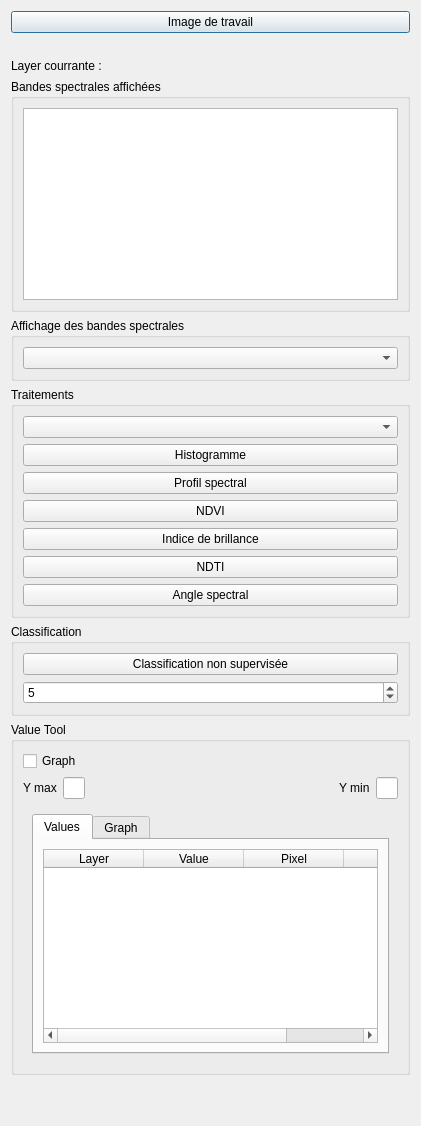
The window that ui_qgiseducation.ui (CS-SI/TerreImage) describes before a commit, drawn with Qt 5.
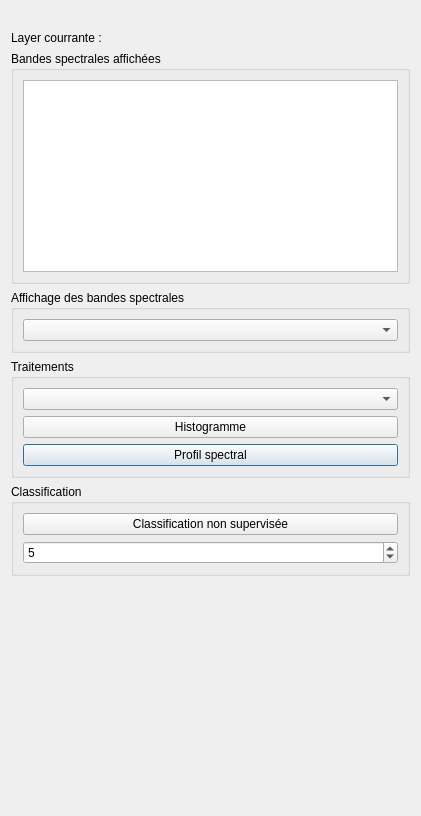
The same window after the commit. The open tabs and pages were chosen to show the change.

Commit message: mise à jour de linterface, enleve le value tool pour utiliser le module a part, plus simple, moins de bugs

The edit to the form file:
```diff
--- a/ui_qgiseducation.ui
+++ b/ui_qgiseducation.ui
@@ -7,20 +7,13 @@
     <x>0</x>
     <y>0</y>
     <width>421</width>
-    <height>1126</height>
+    <height>816</height>
    </rect>
   </property>
   <property name="windowTitle">
    <string>QGISEducation</string>
   </property>
   <layout class="QVBoxLayout" name="verticalLayout_5">
-   <item>
-    <widget class="QPushButton" name="pushButton_working_layer">
-     <property name="text">
-      <string>Image de travail</string>
-     </property>
-    </widget>
-   </item>
    <item>
     <widget class="QLabel" name="label_working_layer">
      <property name="text">
@@ -84,13 +77,6 @@
       <string>Traitements</string>
      </property>
      <layout class="QGridLayout" name="gridLayout_2">
-      <item row="5" column="0">
-       <widget class="QPushButton" name="pushButton_ndti">
-        <property name="text">
-         <string>NDTI</string>
-        </property>
-       </widget>
-      </item>
       <item row="2" column="0">
        <widget class="QPushButton" name="pushButton_profil_spectral">
         <property name="text">
@@ -108,27 +94,6 @@
         </property>
        </widget>
       </item>
-      <item row="3" column="0">
-       <widget class="QPushButton" name="pushButton_ndvi">
-        <property name="text">
-         <string>NDVI</string>
-        </property>
-       </widget>
-      </item>
-      <item row="4" column="0">
-       <widget class="QPushButton" name="pushButton_brightness">
-        <property name="text">
-         <string>Indice de brillance</string>
-        </property>
-       </widget>
-      </item>
-      <item row="6" column="0">
-       <widget class="QPushButton" name="pushButton_angle">
-        <property name="text">
-         <string>Angle spectral</string>
-        </property>
-       </widget>
-      </item>
      </layout>
     </widget>
    </item>
@@ -155,127 +120,6 @@
      </layout>
     </widget>
    </item>
-   <item>
-    <widget class="QGroupBox" name="groupBox">
-     <property name="title">
-      <string>Value Tool</string>
-     </property>
-     <layout class="QVBoxLayout" name="verticalLayout_7">
-      <item>
-       <layout class="QHBoxLayout" name="horizontalLayout_3">
-        <item>
-         <widget class="QCheckBox" name="cbxGraph">
-          <property name="text">
-           <string>Graph</string>
-          </property>
-         </widget>
-        </item>
-        <item>
-         <spacer name="horizontalSpacer">
-          <property name="orientation">
-           <enum>Qt::Horizontal</enum>
-          </property>
-          <property name="sizeHint" stdset="0">
-           <size>
-            <width>40</width>
-            <height>20</height>
-           </size>
-          </property>
-         </spacer>
-        </item>
-       </layout>
-      </item>
-      <item>
-       <layout class="QHBoxLayout" name="horizontalLayout_4">
-        <item>
-         <widget class="QLabel" name="label_3">
-          <property name="text">
-           <string>Y max</string>
-          </property>
-         </widget>
-        </item>
-        <item>
-         <widget class="QLineEdit" name="leYMax"/>
-        </item>
-        <item>
-         <spacer name="horizontalSpacer_3">
-          <property name="orientation">
-           <enum>Qt::Horizontal</enum>
-          </property>
-          <property name="sizeHint" stdset="0">
-           <size>
-            <width>782</width>
-            <height>20</height>
-           </size>
-          </property>
-         </spacer>
-        </item>
-        <item>
-         <widget class="QLabel" name="label_2">
-          <property name="text">
-           <string>Y min</string>
-          </property>
-         </widget>
-        </item>
-        <item>
-         <widget class="QLineEdit" name="leYMin"/>
-        </item>
-       </layout>
-      </item>
-      <item>
-       <widget class="QStackedWidget" name="stackedWidget">
-        <widget class="QWidget" name="page">
-         <layout class="QVBoxLayout" name="verticalLayout">
-          <item>
-           <widget class="QTabWidget" name="tabWidget">
-            <property name="currentIndex">
-             <number>1</number>
-            </property>
-            <widget class="QWidget" name="tab_values">
-             <attribute name="title">
-              <string>Values</string>
-             </attribute>
-             <layout class="QVBoxLayout" name="verticalLayout_3">
-              <item>
-               <widget class="QTableWidget" name="tableWidget">
-                <column>
-                 <property name="text">
-                  <string>Layer</string>
-                 </property>
-                </column>
-                <column>
-                 <property name="text">
-                  <string>Value</string>
-                 </property>
-                </column>
-                <column>
-                 <property name="text">
-                  <string>Pixel</string>
-                 </property>
-                </column>
-                <column>
-                 <property name="text">
-                  <string>Line</string>
-                 </property>
-                </column>
-               </widget>
-              </item>
-             </layout>
-            </widget>
-            <widget class="QWidget" name="tab_graph">
-             <attribute name="title">
-              <string>Graph</string>
-             </attribute>
-            </widget>
-           </widget>
-          </item>
-         </layout>
-        </widget>
-       </widget>
-      </item>
-     </layout>
-    </widget>
-   </item>
    <item>
     <spacer name="verticalSpacer">
      <property name="orientation">
```
